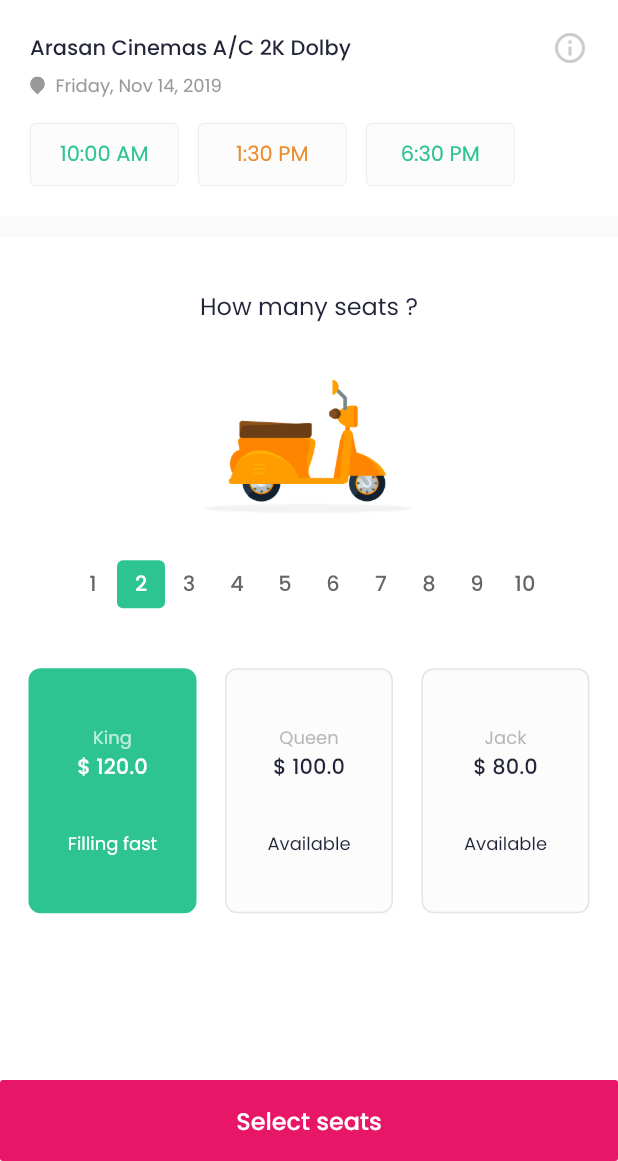
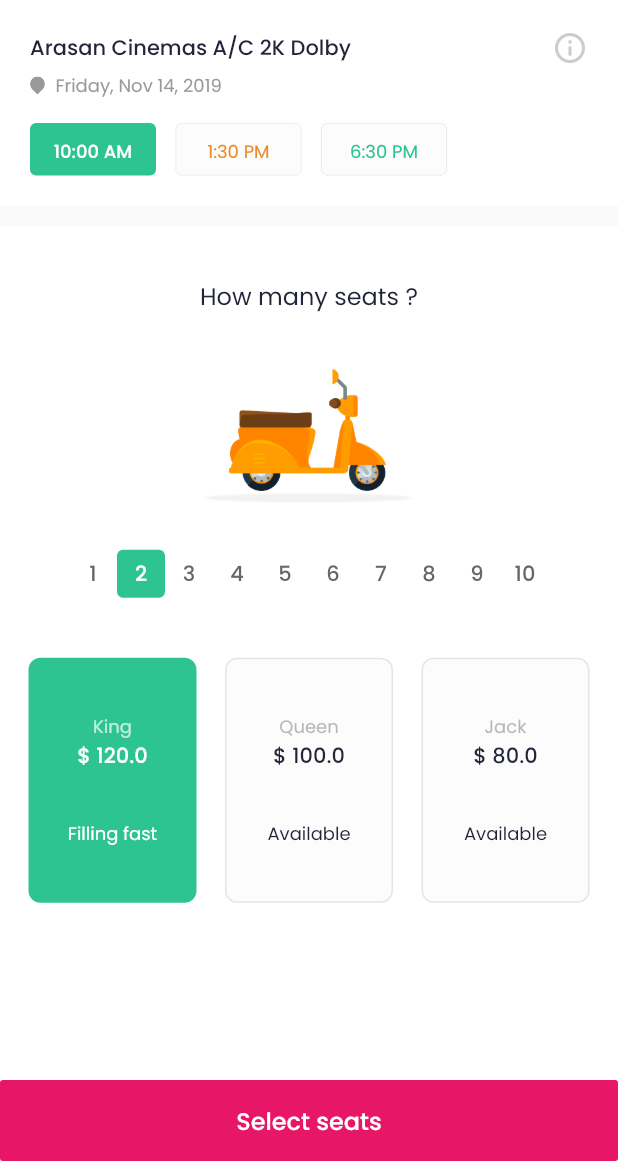
Before and after one commit to KhoaSuperman/findseat, a Flutter app: the screen it shows after launch, on a phone screen of 412 x 824 dp, the part 75-1236 px from its top. Run offline on Flutter 3.47's test engine with Material 2 defaults, Android fonts, the phone set to English and light mode, and no system bars; our stand-ins replace dotted_border, flutter_svg, google_maps_flutter.

Commit message:
refactor WidgetCineTimeSlot to small mode

```diff
--- a/lib/presentation/screen/booking/book_seat_type/sc_book_seat_type.dart
+++ b/lib/presentation/screen/booking/book_seat_type/sc_book_seat_type.dart
@@ -38,7 +38,10 @@ class _BookSeatTypeScreenState extends State<BookSeatTypeScreen> {
                   mainAxisSize: MainAxisSize.min,
                   children: <Widget>[
                     WidgetToolbar(title: 'Black Panther', actions: Container()),
-                    WidgetCineTimeSlot(_itemCineTimeSlot),
+                    WidgetCineTimeSlot.selected(
+                      item: _itemCineTimeSlot,
+                      selectedIndex: 0,
+                    ),
                     WidgetSpacer(height: 14),
                     WidgetHowManySeats(),
                   ],
--- a/lib/presentation/screen/booking/book_time_slot/widget_cine_timeslot.dart
+++ b/lib/presentation/screen/booking/book_time_slot/widget_cine_timeslot.dart
@@ -7,8 +7,12 @@ import 'package:flutter/material.dart';
 
 class WidgetCineTimeSlot extends StatelessWidget {
   ItemCineTimeSlot item;
+  int selectedIndex = -1;
 
   WidgetCineTimeSlot(this.item);
+
+  WidgetCineTimeSlot.selected(
+      {@required this.item, @required this.selectedIndex});
 
   BuildContext _context;
 
@@ -54,7 +58,11 @@ class WidgetCineTimeSlot extends StatelessWidget {
           WidgetSpacer(height: 16),
           Wrap(
             children: <Widget>[
-              for (final item in item.timeSlots) _WidgetTimeSlot(item)
+              for (final timeSlot in item.timeSlots)
+                _WidgetTimeSlot(
+                    timeSlot,
+                    item.timeSlots.indexOf(timeSlot) == selectedIndex,
+                    selectedIndex != -1)
             ],
           )
         ],
@@ -76,31 +84,57 @@ class WidgetCineTimeSlot extends StatelessWidget {
 
 class _WidgetTimeSlot extends StatelessWidget {
   ItemTimeSlot item;
+  bool isSelected;
+  bool isSmallMode;
 
-  _WidgetTimeSlot(this.item);
+  _WidgetTimeSlot(this.item, this.isSelected, this.isSmallMode);
 
   @override
   Widget build(BuildContext context) {
+    var itemWidth = 99.0;
+    var itemHeight = 40.0;
+    var fontSize = 14.0;
+    var textPaddingVer = 19.0;
+    var textPaddingHoz = 10.0;
+
+    var textStyle = FONT_CONST.REGULAR_BLACK2_14;
     var timeColor = item.hour % 2 == 0 ? COLOR_CONST.GREEN : COLOR_CONST.ORANGE;
     if (!item.active) {
       timeColor = COLOR_CONST.TIME_SLOT_BORDER;
     }
 
+    var itemBg = isSelected ? COLOR_CONST.GREEN : COLOR_CONST.TIME_SLOT_BG;
+    var itemBorder =
+        isSelected ? Colors.transparent : COLOR_CONST.TIME_SLOT_BORDER;
+
+    if (isSelected) {
+      timeColor = COLOR_CONST.WHITE;
+      textStyle = FONT_CONST.MEDIUM_WHITE_14;
+    }
+
+    if (isSmallMode) {
+      itemWidth = 84.0;
+      itemHeight = 35.0;
+      fontSize = 12.0;
+      textPaddingVer = 8.0;
+    }
+
     return Container(
-      width: 99,
-      padding: EdgeInsets.symmetric(horizontal: 19, vertical: 10),
+      width: itemWidth,
+      height: itemHeight,
+      padding: EdgeInsets.symmetric(vertical: textPaddingHoz),
       margin: EdgeInsets.only(right: 13, bottom: 13),
       decoration: BoxDecoration(
           border: Border.all(
-            color: COLOR_CONST.TIME_SLOT_BORDER,
+            color: itemBorder,
             width: 0.5,
           ),
           borderRadius: BorderRadius.all(Radius.circular(4)),
-          color: COLOR_CONST.TIME_SLOT_BG),
+          color: itemBg),
       child: Center(
         child: Text(
           item.time,
-          style: FONT_CONST.REGULAR_BLACK2_14.copyWith(color: timeColor),
+          style: textStyle.copyWith(color: timeColor, fontSize: fontSize),
         ),
       ),
     );
@@ -111,6 +145,7 @@ class ItemTimeSlot {
   String time;
   int hour;
   bool active;
+  bool selected;
 
   ItemTimeSlot(this.time, this.hour, this.active);
 }
```
